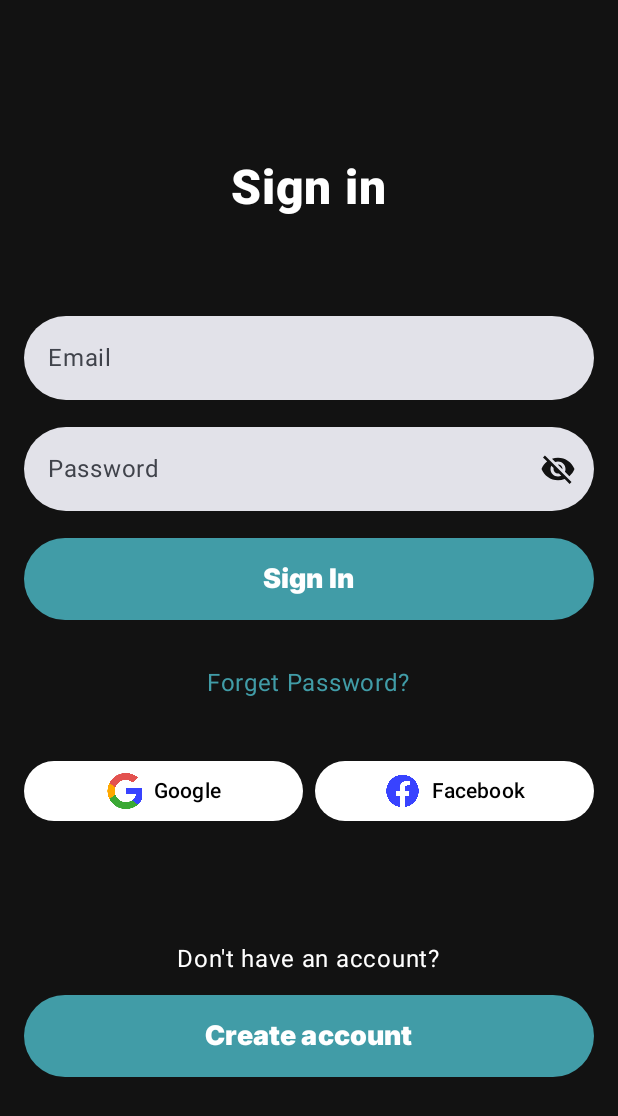
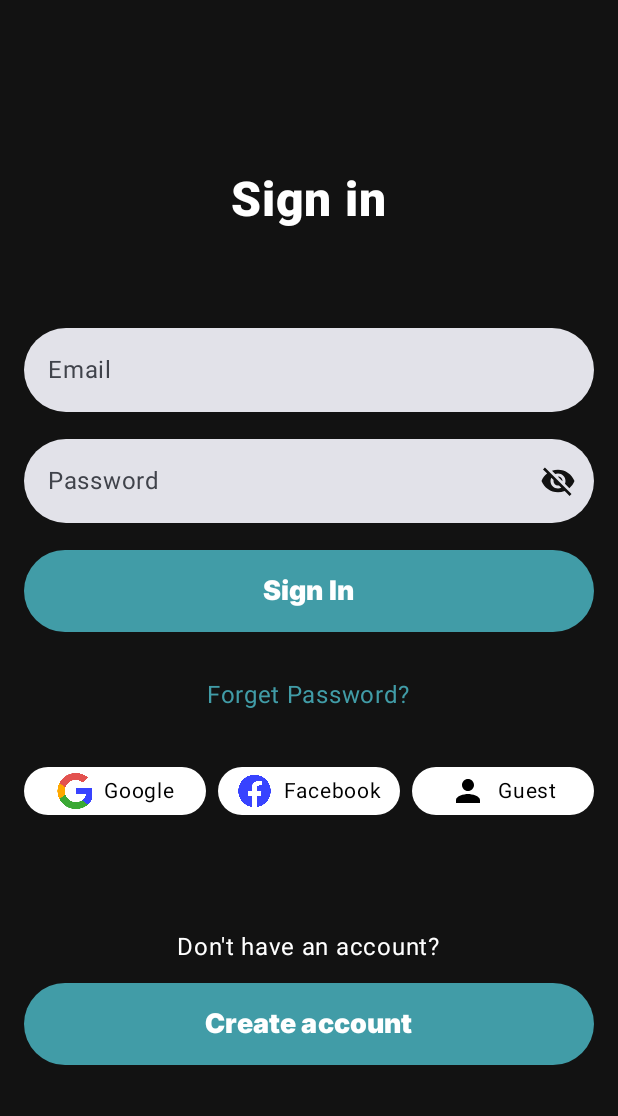
Before and after one commit to Abdullah-Faik/habit-tracker, an Android app built with Jetpack Compose: the screen it shows after launch (MainActivity), after a tap on "Lets Go", on a phone screen of 412 x 824 dp. Shown: the top 1116 px of the screen. Run offline under Robolectric (Android 15) with nearby library versions, the phone set to English and light mode, and no system bars; our stand-ins replace Firebase (no records; nobody signed in at launch, a user with empty details on screens opened directly).

Commit message:
adding auth snackbar

```diff
--- a/app/src/main/java/com/fola/habit_tracker/ui/auth/AuthModule.kt
+++ b/app/src/main/java/com/fola/habit_tracker/ui/auth/AuthModule.kt
@@ -23,7 +23,7 @@ fun AuthModule(modifier: Modifier = Modifier) {
         {
             LoginScreen(
                 onForgetPassword = {
-                    navController.navigate(AuthScreen.RESETPASSWORD.name) {
+                    navController.navigate(AuthScreen.RESET_PASSWORD.name) {
                         launchSingleTop = true
                     }
                 },
@@ -55,7 +55,7 @@ fun AuthModule(modifier: Modifier = Modifier) {
                 }
             )
         }
-        composable(route = AuthScreen.RESETPASSWORD.name) {
+        composable(route = AuthScreen.RESET_PASSWORD.name) {
             ResetPasswordScreen(
                 onBackButton = {
                     navController.popBackStack(AuthScreen.LOGIN.name, inclusive = false)
--- a/app/src/main/java/com/fola/habit_tracker/ui/auth/LoginScreen.kt
+++ b/app/src/main/java/com/fola/habit_tracker/ui/auth/LoginScreen.kt
@@ -3,6 +3,7 @@ package com.fola.habit_tracker.ui.auth
 import androidx.annotation.DrawableRes
 import androidx.compose.foundation.Image
 import androidx.compose.foundation.background
+import androidx.compose.foundation.clickable
 import androidx.compose.foundation.layout.Arrangement
 import androidx.compose.foundation.layout.Box
 import androidx.compose.foundation.layout.Column
@@ -13,15 +14,24 @@ import androidx.compose.foundation.layout.fillMaxWidth
 import androidx.compose.foundation.layout.height
 import androidx.compose.foundation.layout.padding
 import androidx.compose.foundation.layout.size
-import androidx.compose.material3.Button
-import androidx.compose.material3.ButtonDefaults
+import androidx.compose.foundation.shape.RoundedCornerShape
+import androidx.compose.material.icons.Icons
+import androidx.compose.material.icons.filled.Person
 import androidx.compose.material3.IconButton
+import androidx.compose.material3.Scaffold
+import androidx.compose.material3.Snackbar
+import androidx.compose.material3.SnackbarDuration
+import androidx.compose.material3.SnackbarHost
+import androidx.compose.material3.SnackbarHostState
 import androidx.compose.material3.Text
 import androidx.compose.runtime.Composable
+import androidx.compose.runtime.LaunchedEffect
 import androidx.compose.runtime.collectAsState
+import androidx.compose.runtime.remember
 import androidx.compose.ui.Alignment
 import androidx.compose.ui.Modifier
 import androidx.compose.ui.graphics.Color
+import androidx.compose.ui.graphics.vector.ImageVector
 import androidx.compose.ui.res.colorResource
 import androidx.compose.ui.res.painterResource
 import androidx.compose.ui.text.font.FontWeight
@@ -39,16 +49,39 @@ import com.fola.habit_tracker.ui.components.StyledButton
 @Composable
 fun LoginScreen(
     modifier: Modifier = Modifier,
-    onCreateAccount : () -> Unit = {},
-    onForgetPassword : () -> Unit = {},
+    onCreateAccount: () -> Unit = {},
+    onForgetPassword: () -> Unit = {},
     loginViewmodel: LoginViewmodel = viewModel()
 ) {
     val loginState = loginViewmodel.uiState.collectAsState()
+    val snackbarHostState = remember { SnackbarHostState() }
+
+    LaunchedEffect(key1 = loginViewmodel) {
+        loginViewmodel.snackbarEvent.collect { message ->
+            snackbarHostState.showSnackbar(
+                message,
+                duration = SnackbarDuration.Long
+            )
+        }
+    }
+    Scaffold(
+        snackbarHost = {
+            SnackbarHost(snackbarHostState, snackbar = {
+                Snackbar(
+                    snackbarData = it,
+                    containerColor = colorResource(R.color.main_color),
+                    contentColor = colorResource(R.color.black),
+                )
+
+            })
+        }
+    ) { innerPadding ->
         Column(
-        modifier = modifier
+            modifier = Modifier
                 .fillMaxSize()
                 .background(color = colorResource(R.color.basic_background))
-            .padding(horizontal = 16.dp),
+                .padding(horizontal = 16.dp)
+                .padding(innerPadding),
             horizontalAlignment = Alignment.CenterHorizontally,
             verticalArrangement = Arrangement.Center
         ) {
@@ -84,7 +117,7 @@ fun LoginScreen(
                 )
 
                 StyledButton(
-                onClick = {loginViewmodel.signIn()},
+                    onClick = { loginViewmodel.signIn() },
                     text = "Sign In"
                 )
             }
@@ -115,6 +148,7 @@ fun LoginScreen(
             )
         }
     }
+}
 
 @Composable
 fun SocialLoginButtons() {
@@ -126,7 +160,9 @@ fun SocialLoginButtons() {
             .padding(top = 24.dp)
     ) {
         Box(
-            modifier = Modifier.weight(1f)
+            modifier = Modifier
+                .weight(1f)
+                .fillMaxWidth()
         ) {
             SocialLoginButton(
                 onClick = { /* TODO: Handle Google login */ },
@@ -143,28 +179,52 @@ fun SocialLoginButtons() {
                 text = "Facebook"
             )
         }
+        Box(
+            modifier = Modifier.weight(1f)
+        ) {
+            SocialLoginButton(
+                onClick = {},
+                image = Icons.Default.Person,
+                text = "Guest"
+            )
         }
     }
 
+}
+
 @Composable
-fun SocialLoginButton(onClick: () -> Unit, @DrawableRes icon: Int, text: String) {
-    Button(
-        onClick = onClick,
-        colors = ButtonDefaults.buttonColors(containerColor = Color.White),
-        modifier = Modifier.fillMaxWidth()
+fun SocialLoginButton(
+    onClick: () -> Unit,
+    @DrawableRes icon: Int? = null,
+    text: String,
+    image: ImageVector? = null
+) {
+    Box(
+        modifier = Modifier
+            .clickable { onClick() }
+            .background(Color.White, RoundedCornerShape(24.dp))
+            .padding(vertical = 4.dp)
+            .fillMaxWidth(),
+        contentAlignment = Alignment.Center,
+
         ) {
         Row(
-            horizontalArrangement = Arrangement.spacedBy(8.dp),
-            verticalAlignment = Alignment.CenterVertically
+            verticalAlignment = Alignment.CenterVertically,
+            horizontalArrangement = Arrangement.spacedBy(8.dp)
+
         ) {
+            if (icon != null)
                 Image(
                     painter = painterResource(icon),
                     contentDescription = text,
                     modifier = Modifier.size(24.dp)
-            )
-            Text(text, color = Color.Black)
+                ) else if (image != null) {
+                Image(image, contentDescription = "text", Modifier.size(24.dp))
+            }
+            Text(text, color = Color.Black, fontSize = 14.sp)
         }
     }
+
 }
 
 @Preview
--- a/app/src/main/java/com/fola/habit_tracker/ui/auth/viewmodel/FieldHandler.kt
+++ b/app/src/main/java/com/fola/habit_tracker/ui/auth/viewmodel/FieldHandler.kt
@@ -18,7 +18,7 @@ data class LoginScreenState(
 enum class AuthScreen() {
     LOGIN,
     REGISTER,
-    RESETPASSWORD,
+    RESET_PASSWORD,
     START
 
 }
```
Also changed, not shown: app/src/main/java/com/fola/habit_tracker/ui/auth/Register.kt (+27 -2 lines), app/src/main/java/com/fola/habit_tracker/ui/auth/ResetPassword.kt (+29 -2 lines), app/src/main/java/com/fola/habit_tracker/ui/auth/viewmodel/LoginViewmodel.kt (+14 -2 lines), app/src/main/java/com/fola/habit_tracker/ui/auth/viewmodel/RegisterViewmodel.kt (+17 -0 lines), app/src/main/java/com/fola/habit_tracker/ui/auth/viewmodel/ResetPasswordViewmodel.kt (+12 -0 lines), app/src/main/java/com/fola/habit_tracker/ui/components/Snackbar.kt (added, +7 -0 lines). Lines whose indentation alone changed are shown as unchanged.
